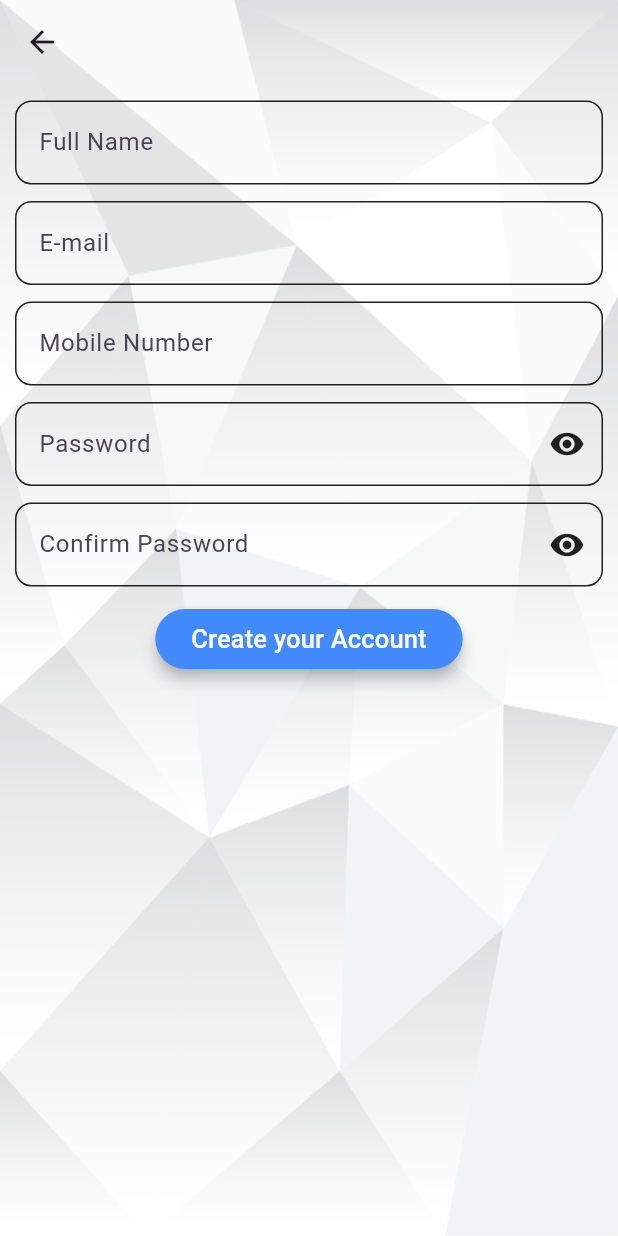
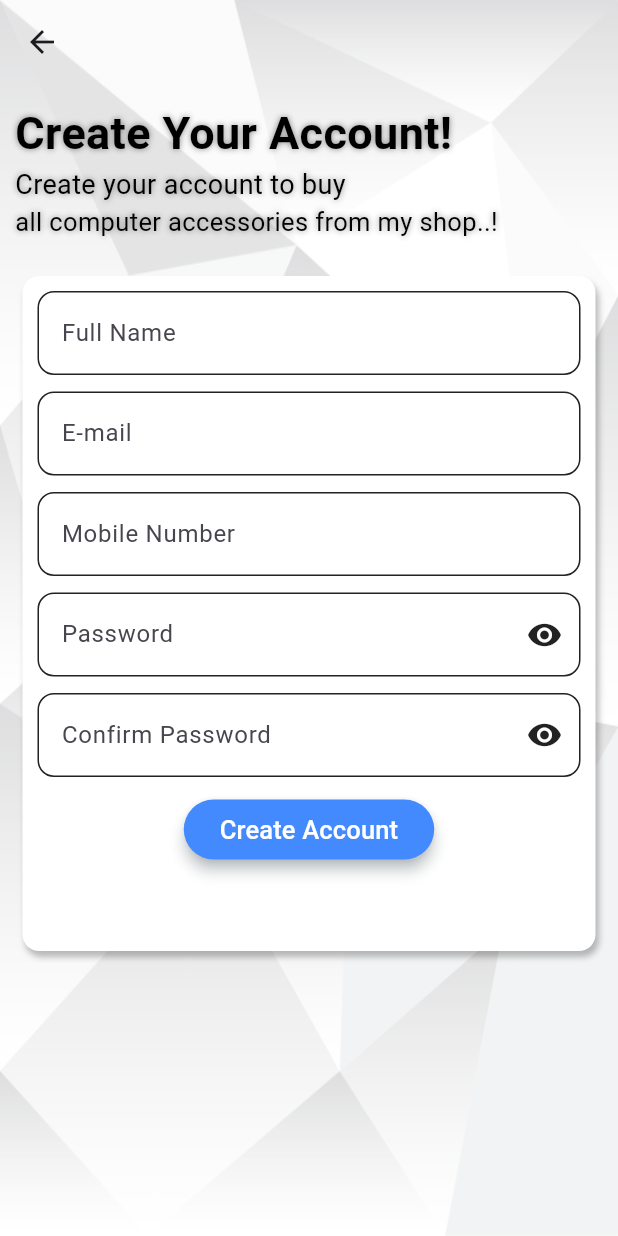
Before and after one commit to LakumM/myshoprrc, a Flutter app: the SignUpScreen screen opened directly, on a phone screen of 412 x 824 dp. Run offline on Flutter 3.47's test engine with Material 3 defaults, Android fonts, the phone set to English and light mode, and no system bars; network calls fail.

Commit message:
16/03/2024 complete

```diff
--- a/lib/cus_widgets/container/cuscontainer.dart
+++ b/lib/cus_widgets/container/cuscontainer.dart
@@ -13,7 +13,7 @@ class Cus_Container extends StatelessWidget {
     return Container(
       child: child,
       margin: EdgeInsets.symmetric(vertical: 4,horizontal: 5),
-        padding : EdgeInsets.symmetric(vertical: 0,horizontal: 10),
+        padding : EdgeInsets.symmetric(vertical: 10,horizontal: 10),
       height: height!,
       width: width!,
       decoration: BoxDecoration(color: ccolor!,
--- a/lib/product_screen/subproductscreen.dart
+++ b/lib/product_screen/subproductscreen.dart
@@ -28,7 +28,7 @@ class _RRCSubProductscreenState extends State<RRCSubProductscreen> {
           itemBuilder: (context, index) {
             return ListTile(
               onTap: () {
-                Navigator.push(context, MaterialPageRoute(builder: (context) => RRCProduct_Detail_screen(subItemIndex: index),));
+                Navigator.push(context, MaterialPageRoute(builder: (context) => RRCProduct_Detail_screen(prd_dtails: subProduct[index]),));
               },
               title: Text(subProduct[index]['pName']),
               subtitle: Text(subProduct[index]['pDesc']),
--- a/lib/single_screen/signupscreen.dart
+++ b/lib/single_screen/signupscreen.dart
@@ -1,7 +1,9 @@
 import 'package:flutter/cupertino.dart';
 import 'package:flutter/material.dart';
 import 'package:myshoprrc/cus_widgets/button/cuselevatedbtn.dart';
+import 'package:myshoprrc/cus_widgets/container/cuscontainer.dart';
 import 'package:myshoprrc/cus_widgets/decoration/textFieldDec.dart';
+import 'package:myshoprrc/cus_widgets/text/cus_text.dart';
 
 import '../product_screen/mainprocatlog.dart';
 
@@ -13,45 +15,96 @@ class SignUpScreen extends StatefulWidget {
 }
 
 class _SignUpScreenState extends State<SignUpScreen> {
-  bool ishidPas=true;
-  bool ishidCPas=true;
+  bool ishidPas = true;
+  bool ishidCPas = true;
+
   @override
   Widget build(BuildContext context) {
     return Container(
-        decoration: BoxDecoration(
+      decoration: BoxDecoration(
           color: Colors.white,
-        image: DecorationImage(
-        image: AssetImage('assets/images/img_theme3.png'),fit: BoxFit.fill)),
+          image: DecorationImage(
+              image: AssetImage('assets/images/img_theme3.png'),
+              fit: BoxFit.fill)),
       child: Scaffold(
         appBar: AppBar(
           backgroundColor: Colors.transparent,
         ),
         backgroundColor: Colors.transparent,
         body: Container(
-          padding: EdgeInsets.symmetric(vertical: 11,horizontal: 10),
+          padding: EdgeInsets.symmetric(vertical: 11, horizontal: 10),
           child: Column(
+            crossAxisAlignment: CrossAxisAlignment.start,
             children: [
-              GetRRCTextField(lText: 'Full Name'),
+
+              GetRRCText(
+                  text: 'Create Your Account!',
+                  fSize: 30,
+                  fColor: Colors.black),
+              GetRRCText(
+                text: 'Create your account to buy ',
+                fSize: 18,
+                fColor: Colors.black,
+                fWeight: FontWeight.w400,
+              ),
+              GetRRCText(
+                  text: 'all computer accessories from my shop..!',
+                  fSize: 17,
+                  fColor: Colors.black,
+                  fWeight: FontWeight.w400),
+              SizedBox(height: 20,),
+              Cus_Container
+                (
+                  height: 450,
+                  width: double.infinity,
+                  brRadi: BorderRadius.circular(11),
+                  ccolor: Colors.white,
+                  child: Column(
+                children: [
+                  GetRRCTextField(lText: 'Full Name'),
               SizedBox(height: 11),
               GetRRCTextField(lText: 'E-mail'),
               SizedBox(height: 11),
               GetRRCTextField(lText: 'Mobile Number'),
               SizedBox(height: 11),
-              GetRRCTextField(obSecureText: ishidPas,lText: 'Password',sIcon: InkWell(onTap: (){
-                ishidPas = ! ishidPas;
-                setState(() {
-                });
-              },child: Icon(ishidPas ? Icons.remove_red_eye : Icons.remove_red_eye_outlined))),
+              GetRRCTextField(
+                  obSecureText: ishidPas,
+                  lText: 'Password',
+                  sIcon: InkWell(
+                      onTap: () {
+                        ishidPas = !ishidPas;
+                        setState(() {});
+                      },
+                      child: Icon(ishidPas
+                          ? Icons.remove_red_eye
+                          : Icons.remove_red_eye_outlined))),
               SizedBox(height: 11),
-              GetRRCTextField(obSecureText: ishidCPas,lText: 'Confirm Password',sIcon: InkWell(onTap: (){
-                ishidCPas = ! ishidCPas;
-                setState(() {
-                });
-              },child: Icon(ishidCPas ? Icons.remove_red_eye : Icons.remove_red_eye_outlined))),
+              GetRRCTextField(
+                  obSecureText: ishidCPas,
+                  lText: 'Confirm Password',
+                  sIcon: InkWell(
+                      onTap: () {
+                        ishidCPas = !ishidCPas;
+                        setState(() {});
+                      },
+                      child: Icon(ishidCPas
+                          ? Icons.remove_red_eye
+                          : Icons.remove_red_eye_outlined))),
               SizedBox(height: 11),
-              GetElevatedBtn(btnName: 'Create your Account',onTap: (){
-                Navigator.push(context, MaterialPageRoute(builder: (context) => RRCMainProCatlog()));
-              },)
+              Center(
+                child: GetElevatedBtn(
+                  btnName: 'Create Account',
+                  onTap: () {
+                    Navigator.push(
+                        context,
+                        MaterialPageRoute(
+                            builder: (context) => RRCMainProCatlog()));
+                  },
+                ),
+              )
+                ],
+              )
+              ),
             ],
           ),
         ),
```
Also changed, not shown: lib/product_screen/productdetailScreen.dart (+6 -6 lines).
